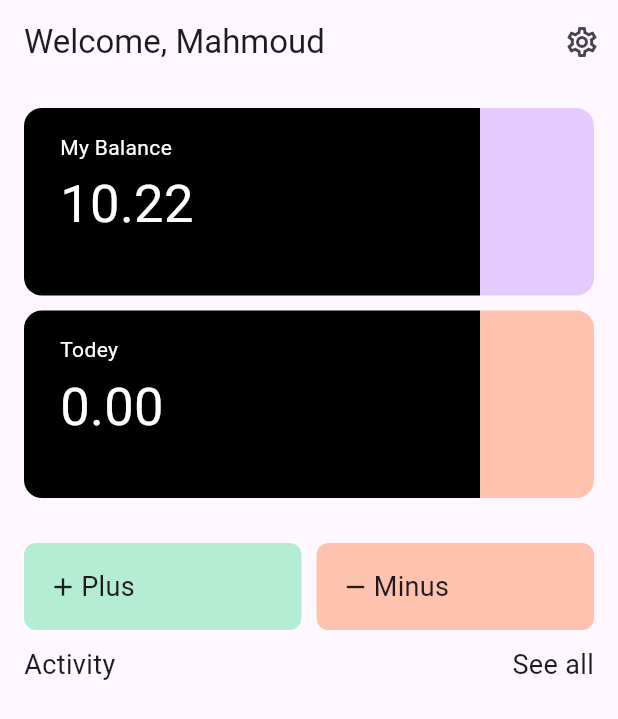
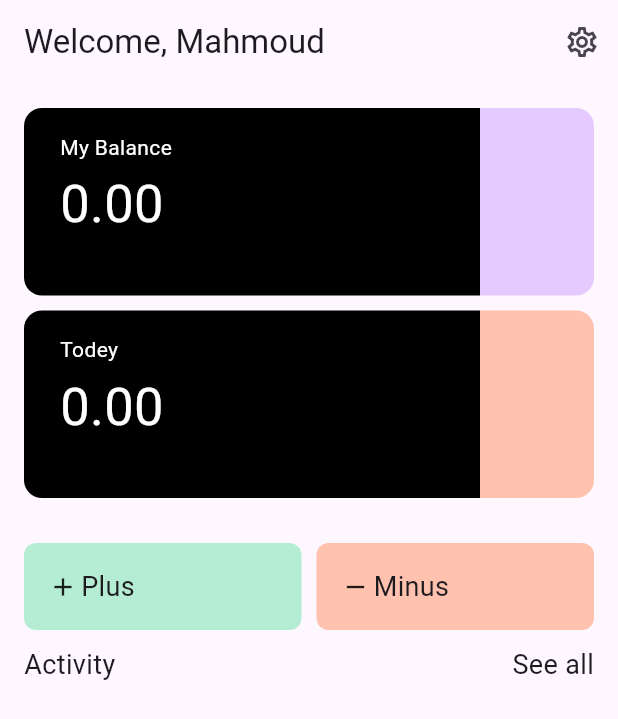
Before and after one commit to MahmoudElsayedJrr/finance_app, a Flutter app: the HomePage screen opened directly, on a phone screen of 412 x 824 dp. Shown: the top 719 px of the screen. Run offline on Flutter 3.47's test engine with Material 3 defaults, Android fonts, the phone set to English and light mode, and no system bars; our stand-ins replace bloc, flutter_bloc, hive, hive_flutter, table_calendar; missing offline and left inert: dart:ffi; accounts and stored records are empty.

Commit message:
add dismissible + finish Balance

```diff
--- a/lib/Services/Cubits/fetchData_cubit/fetch_data_cubit.dart
+++ b/lib/Services/Cubits/fetchData_cubit/fetch_data_cubit.dart
@@ -1,6 +1,7 @@
 import 'package:bloc/bloc.dart';
 import 'package:finance_application/Services/Models/finance_model.dart';
 import 'package:hive/hive.dart';
+import 'package:intl/intl.dart';
 import 'package:meta/meta.dart';
 
 part 'fetch_data_state.dart';
@@ -9,11 +10,29 @@ class FetchDataCubit extends Cubit<FetchDataState> {
   FetchDataCubit() : super(FetchDataInitial());
 
   List<FinanceModel> financeData = [];
+  List<FinanceModel> TodayfinanceData = [];
+  double Balance = 0.0;
+  double TodayBalance = 0.0;
   FetchData() {
     financeData.clear();
+    TodayfinanceData.clear();
     emit(FetchDataLoading());
     try {
       financeData = Hive.box<FinanceModel>('FinanceBox').values.toList();
+      TodayfinanceData = Hive.box<FinanceModel>('FinanceBox')
+          .values
+          .where((element) =>
+              DateFormat.yMMMEd().format(element.date) ==
+              DateFormat.yMMMEd().format(DateTime.now()))
+          .toList();
+      Balance = 0.0;
+      TodayBalance = 0.0;
+      for (var element in financeData) {
+        Balance += element.price;
+      }
+      for (var element in TodayfinanceData) {
+        TodayBalance += element.price;
+      }
       emit(FetchDataSuccess());
     } on Exception catch (e) {
       emit(FetchDataFalirue(errMsg: e.toString()));
--- a/lib/Services/Models/finance_model.dart
+++ b/lib/Services/Models/finance_model.dart
@@ -2,15 +2,15 @@ import 'package:hive/hive.dart';
 part 'finance_model.g.dart';
 
 @HiveType(typeId: 1)
-class FinanceModel {
+class FinanceModel extends HiveObject {
   @HiveField(0)
-  final String title;
+  String title;
   @HiveField(1)
-  final double price;
+  double price;
   @HiveField(2)
-  final DateTime date;
+  DateTime date;
   @HiveField(3)
-  final bool isPlus;
+  bool isPlus;
 
   FinanceModel({
     required this.title,
--- a/lib/main.dart
+++ b/lib/main.dart
@@ -1,6 +1,7 @@
 import 'package:finance_application/Services/Cubits/fetchData_cubit/fetch_data_cubit.dart';
 import 'package:finance_application/Services/Models/finance_model.dart';
 import 'package:finance_application/presentation/HomePage/HomePage.dart';
+import 'package:finance_application/presentation/onBordingScreens/onBoardingScreen.dart';
 import 'package:flutter/material.dart';
 import 'package:hive/hive.dart';
 import 'package:hive_flutter/hive_flutter.dart';
@@ -23,7 +24,7 @@ class MyApp extends StatelessWidget {
       child: MaterialApp(
         debugShowCheckedModeBanner: false,
         title: 'Flutter Demo',
-        home: HomePage(),
+        home: OnBoardingScreen(),
       ),
     );
   }
--- a/lib/presentation/HomePage/activity_item.dart
+++ b/lib/presentation/HomePage/activity_item.dart
@@ -15,7 +15,7 @@ class ActivityItem extends StatelessWidget {
   @override
   Widget build(BuildContext context) {
     return Padding(
-      padding: EdgeInsets.only(bottom: 16),
+      padding: EdgeInsets.only(bottom: 28),
       child: Row(
         children: [
           CircleAvatar(
@@ -46,7 +46,7 @@ class ActivityItem extends StatelessWidget {
           SizedBox(width: 5),
           Spacer(),
           Text(
-            isPlus ? '+ \$ $price' : '- \$ $price',
+            '\$ $price',
             style: TextStyle(
               fontSize: 18,
             ),
--- a/pubspec.yaml
+++ b/pubspec.yaml
@@ -62,9 +62,8 @@ flutter:
   uses-material-design: true
 
   # To add assets to your application, add an assets section, like this:
-  # assets:
-  #   - images/a_dot_burr.jpeg
-  #   - images/a_dot_ham.jpeg
+  assets:
+    - assets/images/
 
   # An image asset can refer to one or more resolution-specific "variants", see
   # https://flutter.dev/assets-and-images/#resolution-aware
```
Also changed, not shown: lib/presentation/HomePage/DismissibleButton.dart (added, +62 -0 lines), lib/presentation/HomePage/HomePage.dart (+32 -8 lines), lib/presentation/HomePage/plus_and_minus_page/plus_page.dart (+37 -5 lines).
